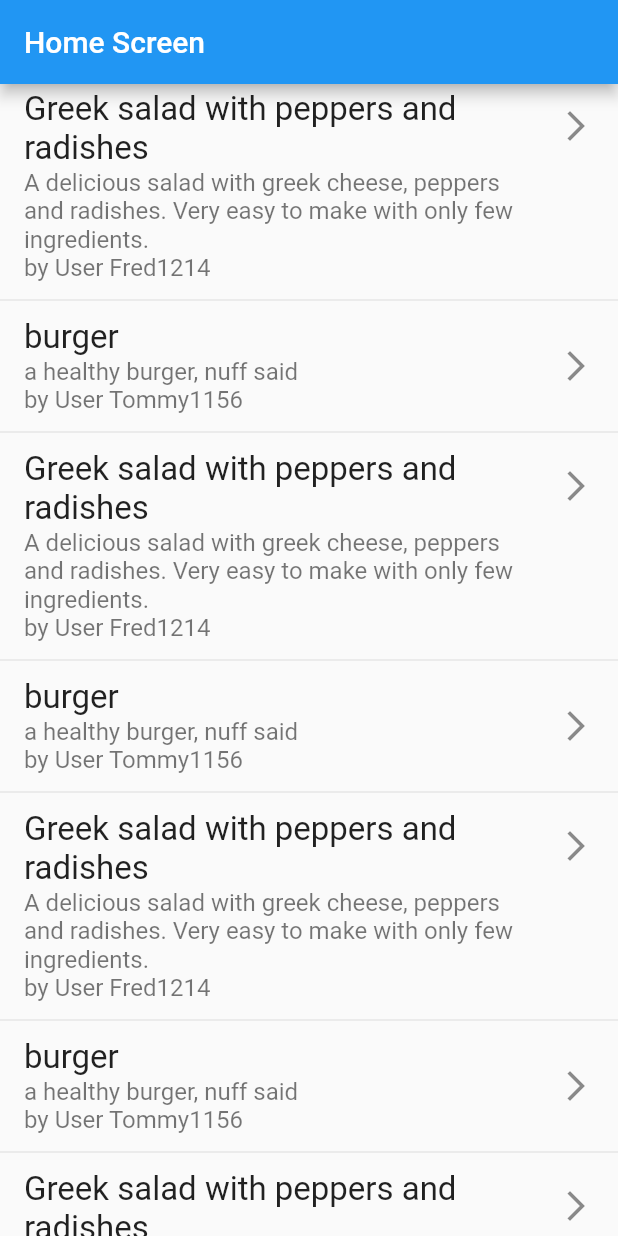
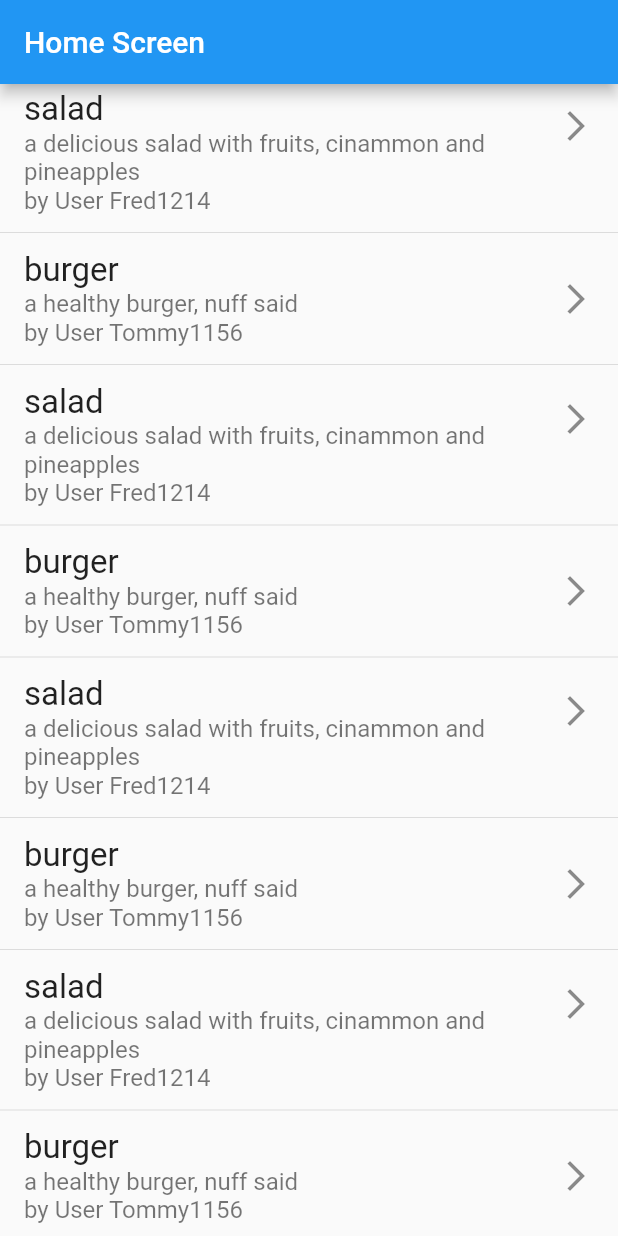
Before and after one commit to Fabian-Peter/mobile-app-dev, a Flutter app: the screen it shows after launch, on a phone screen of 412 x 824 dp. Run offline on Flutter 3.47's test engine with Material 2 defaults, Android fonts, the phone set to English and light mode, and no system bars; our stand-ins replace firebase_core, image_picker; missing offline and left inert: dart:ffi; accounts and stored records are empty.

Commit message:
Removed changes done in another branch

```diff
--- a/DiaBeatThis/lib/classes/recipe.dart
+++ b/DiaBeatThis/lib/classes/recipe.dart
@@ -5,7 +5,6 @@ class Recipe {
       {required this.title,
       required this.ingredients,
       required this.description,
-      required this.directions,
       required this.tags,
       required this.nutrition,
       this.pictureUrl});
@@ -13,7 +12,6 @@ class Recipe {
   String title;
   List<String> ingredients;
   String description;
-  List<String> directions;
   List<String> tags;
   List<String> nutrition;
   XFile? pictureUrl;
--- a/DiaBeatThis/lib/data/dummy_data.dart
+++ b/DiaBeatThis/lib/data/dummy_data.dart
@@ -2,57 +2,20 @@ import '../classes/Post.dart';
 import '../classes/recipe.dart';
 import '../classes/user.dart';
 
-class DummyData {
-  Recipe recipe1 = Recipe(
-      title: 'Greek salad with peppers and radishes',
-      ingredients: [
-        '1 head of lettuce',
-        '50ml dressing of your choice (preferably low carb)',
-        '2 tomatoes',
-        '1 pepper',
-        '100g feta cheese',
-        '5 radishes'
-      ],
-      description:
-          'A delicious salad with greek cheese, peppers and radishes. Very easy to make with only few ingredients.',
-      directions: [
-        'Wash all vegetables with water.',
-        'Cut the lettuce head in half, hold and finely slice the wedges vertically for long strips of lettuce.',
-        'Dice both tomatoes.',
-        'Dice the pepper',
-        'Cut the radishes in fine slices.',
-        'Combine all vegetables in a big bowl.',
-        'Crumble the feta over the bowl',
-        'Add the dressing as well as salt & pepper',
-        'Mix all well together.'
-      ],
-      tags: ['vegetarian', 'gluten free'],
-      nutrition: ['10g proteins', '5g fat', '10g carbs']);
+class DummyData{
 
-  Recipe recipe2 = Recipe(
-      title: 'burger',
-      ingredients: ['lettuce', 'meat', 'buns'],
-      description: 'a healthy burger, nuff' ' said',
-      directions: ['do this and that'],
-      tags: ['meat', 'yummi'],
-      nutrition: ['proteins', 'carbs']);
+  Recipe recipe1 = Recipe(title: 'salad', ingredients: ['lettuce', 'dressing'], description: 'a delicious salad with fruits, cinammon and pineapples', tags: ['healthy', 'yummi'], nutrition: ['proteins','carbs']);
+  Recipe recipe2 = Recipe(title: 'burger', ingredients: ['lettuce', 'meat','buns'], description: 'a healthy burger, nuff'' said', tags: ['delicious', 'yummi'], nutrition: ['proteins','carbs']);
 
-  User user1 = User(
-      username: 'Fred1214',
-      name: 'Frederick',
-      rights: true,
-      mailAddress: 'fred1214@gmail.com');
-  User user2 = User(
-      username: 'Tommy1156',
-      name: 'Thomas',
-      rights: true,
-      mailAddress: 'thomasMueller@outlook.com');
+  User user1 = User(username: 'Fred1214', name: 'Frederick', rights: true,  mailAddress: 'fred1214@gmail.com');
+  User user2 = User(username: 'Tommy1156', name: 'Thomas', rights: true, mailAddress: 'thomasMueller@outlook.com');
+
 
   List<Post> get returnData {
-    Post post1 =
-        Post(recipe: recipe1, creator: user1, creationDate: DateTime.now());
-    Post post2 =
-        Post(recipe: recipe2, creator: user2, creationDate: DateTime.now());
+    Post post1 = Post(
+        recipe: recipe1, creator: user1, creationDate: DateTime.now());
+    Post post2 = Post(
+        recipe: recipe2, creator: user2, creationDate: DateTime.now());
 
     List<Post> posts = <Post>[];
     posts.add(post1);
--- a/DiaBeatThis/pubspec.yaml
+++ b/DiaBeatThis/pubspec.yaml
@@ -67,9 +67,6 @@ flutter:
   #   - images/a_dot_burr.jpeg
   #   - images/a_dot_ham.jpeg
 
-  assets:
-    - assets/images/recipe_salad.png
-
   # An image asset can refer to one or more resolution-specific "variants", see
   # https://flutter.dev/assets-and-images/#resolution-aware
 
```
Also changed, not shown: DiaBeatThis/assets/images/recipe_salad.png (deleted).
